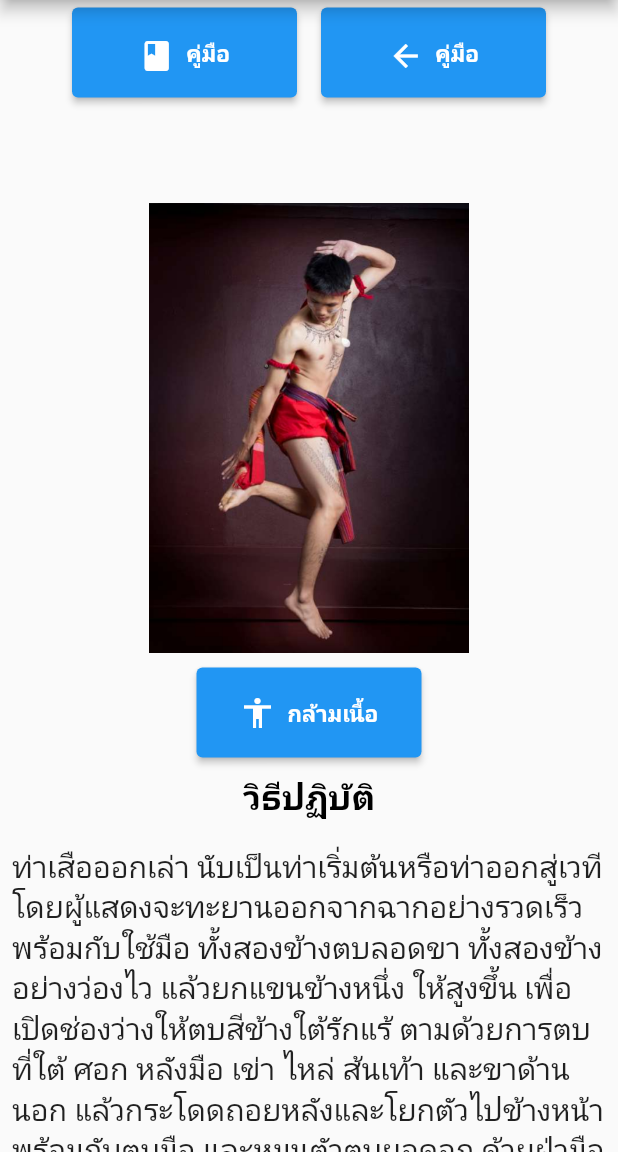
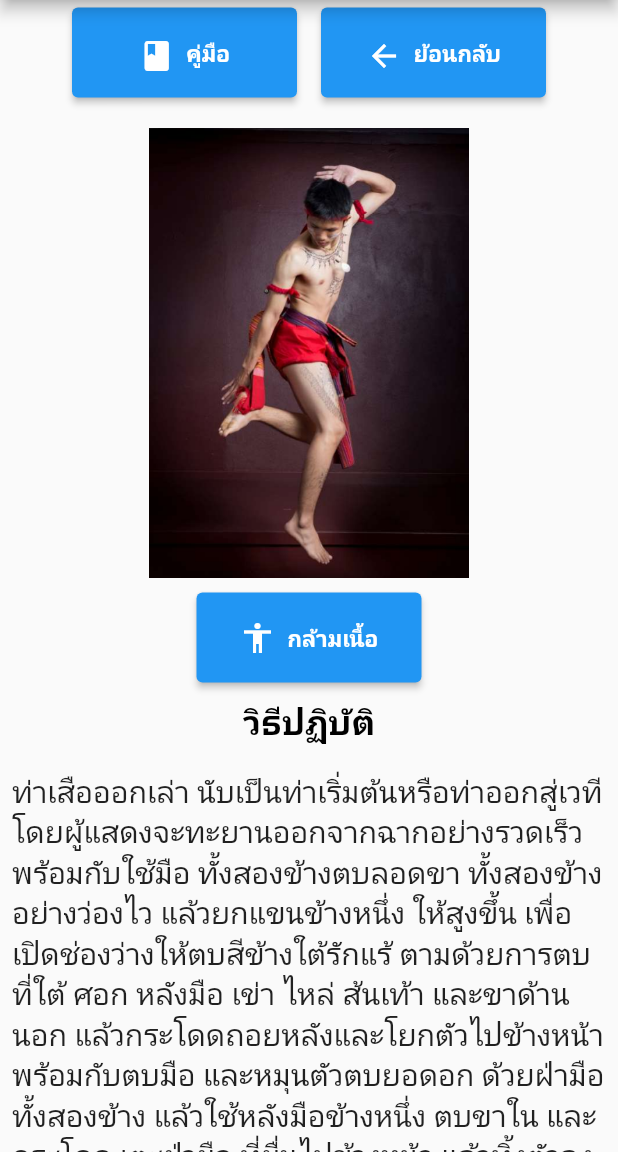
Before and after one commit to aemukung15/miniproject, a Flutter app: the boxing_dance1_1 screen opened directly, on a phone screen of 412 x 824 dp, the part 84-1236 px from its top. Run offline on Flutter 3.47's test engine with Material 2 defaults, Android fonts, the phone set to English and light mode, and no system bars; our stand-ins replace carousel_pro.

Commit message:
แก้ไข ความสูง button กับ image

```diff
--- a/lib/appbar.dart
+++ b/lib/appbar.dart
@@ -1,6 +1,8 @@
 import 'package:flutter/material.dart';
 
 class MyAppBar extends StatelessWidget implements PreferredSizeWidget {
+  const MyAppBar({super.key});
+
   @override
   Widget build(BuildContext context) {
     return AppBar(
--- a/lib/boxing_dance/boxing_dance1_1.dart
+++ b/lib/boxing_dance/boxing_dance1_1.dart
@@ -6,20 +6,6 @@ class boxing_dance1_1 extends StatelessWidget {
   @override
   Widget build(BuildContext context) {
     return Scaffold(
-      // appBar: AppBar(
-      //   backgroundColor: Color.fromRGBO(70, 61, 7, 0.578),
-      //   title: TabBar(onTap: (index) {}, tabs: const <Tab>[
-      //     Tab(
-      //       icon: Icon(Icons.home),
-      //     ),
-      //     Tab(
-      //       icon: Icon(Icons.person_pin_outlined),
-      //     ),
-      //     Tab(
-      //       icon: Icon(Icons.camera_alt),
-      //     ),
-      //   ]),
-      // ),
       appBar: AppBar(
         title: const Text('2. ท่าย่างสามขุม'),
       ),
@@ -36,7 +22,8 @@ class boxing_dance1_1 extends StatelessWidget {
                       onPressed: () {
                         Navigator.push(
                           context,
-                    MaterialPageRoute(builder: (context) => const manual()),
+                          MaterialPageRoute(
+                              builder: (context) => const manual()),
                         );
                       },
                       icon: const Icon(Icons.book),
@@ -51,7 +38,8 @@ class boxing_dance1_1 extends StatelessWidget {
                       ),
                     ),
                   ),
-            const SizedBox(width: 16), // Add some spacing between the buttons
+                  const SizedBox(
+                      width: 16), // Add some spacing between the buttons
                   Container(
                     margin: const EdgeInsets.symmetric(vertical: 5),
                     child: ElevatedButton.icon(
@@ -59,7 +47,7 @@ class boxing_dance1_1 extends StatelessWidget {
                         Navigator.pop(context);
                       },
                       icon: const Icon(Icons.arrow_back),
-                label: const Text("คู่มือ"),
+                      label: const Text("ย้อนกลับ"),
                       style: ElevatedButton.styleFrom(
                         padding: const EdgeInsets.all(20.0),
                         fixedSize: const Size(150, 60),
@@ -73,7 +61,7 @@ class boxing_dance1_1 extends StatelessWidget {
                 ],
               ),
               Container(
-                margin: const EdgeInsets.symmetric(vertical: 30),
+                margin: const EdgeInsets.symmetric(vertical: 5),
               ),
               Row(
                 mainAxisAlignment: MainAxisAlignment.center,
--- a/lib/boxing_dance/boxing_dance1_10.dart
+++ b/lib/boxing_dance/boxing_dance1_10.dart
@@ -79,7 +79,7 @@ class boxing_dance1_10 extends StatelessWidget {
               textAlign: TextAlign.center,
               style: TextStyle(fontSize: 20),
             ),
-            Text(
+            const Text(
               '6. ให้ปฏิบัติเหมือนจังหวะที่ 2',
               textAlign: TextAlign.center,
               style: TextStyle(fontSize: 20),
```
Lines whose indentation alone changed are shown as unchanged.
